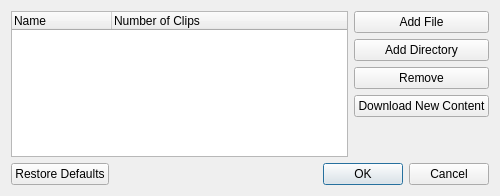
tdauth/gustavsfairyland, file ui/clips.ui: the form before one commit.
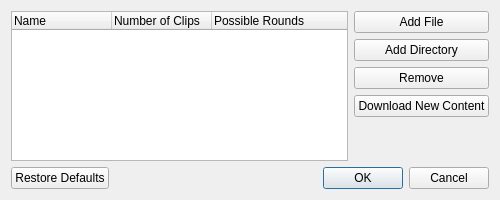
The form after the commit.

Commit message: Added act clips, added fairytale to result dialog, changed color of disabled room, fixed playing result

What changed in the file:
```diff
--- a/ui/clips.ui
+++ b/ui/clips.ui
@@ -7,7 +7,7 @@
     <x>0</x>
     <y>0</y>
     <width>500</width>
-    <height>196</height>
+    <height>200</height>
    </rect>
   </property>
   <property name="windowTitle">
@@ -26,6 +26,11 @@
        <string>Number of Clips</string>
       </property>
      </column>
+     <column>
+      <property name="text">
+       <string>Possible Rounds</string>
+      </property>
+     </column>
     </widget>
    </item>
    <item row="0" column="1">
```
The commit also changes 16 other files.
